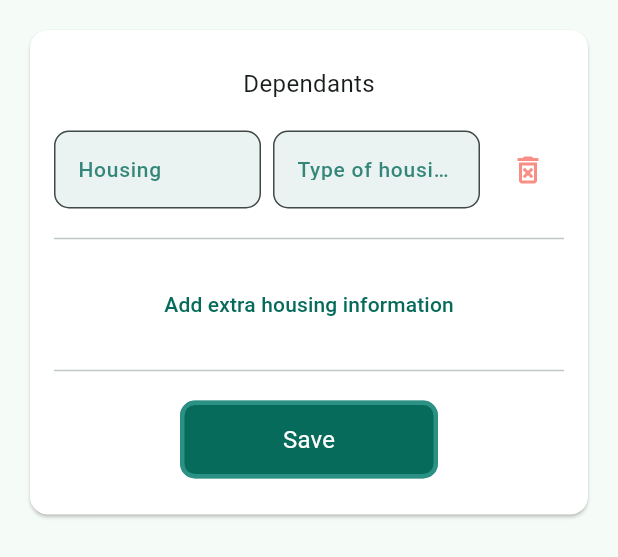
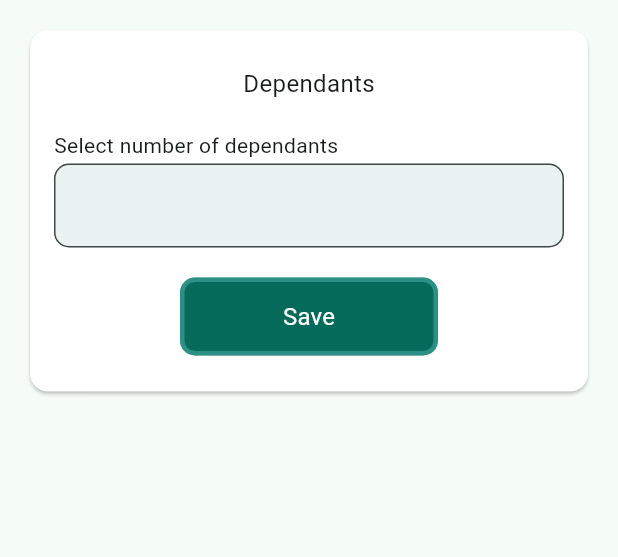
Before and after one commit to Ehab-24/next_life, a Flutter app: the MyLifeDependants widget shown alone on an empty page, opened directly, after a tap on "Save", on a phone screen of 412 x 824 dp. Shown: the top 557 px of the screen. Run offline on Flutter 3.47's test engine with Material 2 defaults, Android fonts, the phone set to English and light mode, and no system bars; our stand-ins replace expandable; network calls fail.

Commit message:
feat - add myLife Dependants page

```diff
--- a/lib/screens/my-life/components/living-situation/sub-pages/dependants.dart
+++ b/lib/screens/my-life/components/living-situation/sub-pages/dependants.dart
@@ -1,12 +1,19 @@
 import 'package:flutter/material.dart';
+import 'package:flutter/services.dart';
 import 'package:next_life/constants/spacing.dart';
+import 'package:next_life/styles/inputs.dart';
 import 'package:next_life/styles/text.dart';
 import 'package:next_life/widgets/buttons/elevated_buttons.dart';
-import 'package:next_life/widgets/buttons/inputs/text_fields.dart';
 
 class MyLifeDependants extends StatelessWidget {
-  const MyLifeDependants({super.key});
+  MyLifeDependants({super.key});
 
+  void _save() {
+    // implement save logic
+    print(numDependants.text);
+  }
+
+  var numDependants = TextEditingController();
   @override
   Widget build(BuildContext context) {
     return Padding(
@@ -20,32 +27,26 @@ class MyLifeDependants extends StatelessWidget {
                 children: [
                   Text("Dependants", style: TextStyles.md),
                   Space.h20,
-                  Row(
+                  Column(
+                    crossAxisAlignment: CrossAxisAlignment.start,
                     children: [
-                      Expanded(child: MTextFormField(labelText: "Housing")),
-                      Space.w8,
-                      Expanded(
-                          child: MTextFormField(labelText: "Type of housing")),
-                      Space.w8,
-                      // Delete button
-                      IconButton(
-                        onPressed: () {},
-                        icon: Icon(
-                          Icons.delete_forever_outlined,
-                          color: Colors.red.withOpacity(0.6),
-                        ),
-                      )
+                      Text("Select number of dependants"),
+                      Space.h2,
+                      TextField(
+                        onSubmitted: (_) => _save(),
+                        controller: numDependants,
+                        keyboardType: TextInputType.number,
+                        inputFormatters: <TextInputFormatter>[
+                          FilteringTextInputFormatter.digitsOnly
+                        ],
+                        decoration: InputStyles.textInput(context, ""),
+                      ),
                     ],
                   ),
-                  Divider(height: 40),
-                  TextButton(
-                    onPressed: () {},
-                    child: Text("Add extra housing information"),
-                  ),
-                  Divider(height: 40),
+                  Space.h20,
                   SizedBox(
                     width: 172,
-                    child: MElevatedButton(text: "Save", onPressed: () {}),
+                    child: MElevatedButton(text: "Save", onPressed: _save),
                   )
                 ],
               ),
--- a/lib/styles/inputs.dart
+++ b/lib/styles/inputs.dart
@@ -1,9 +1,16 @@
 import 'package:flutter/material.dart';
 
 class InputStyles {
-  static textInput(String text) {
+  static textInput(BuildContext context, String text) {
     return InputDecoration(
       labelText: text,
+      labelStyle: TextStyle(
+        color: Theme.of(context).colorScheme.primary.withOpacity(0.8),
+        fontSize: 14,
+        fontWeight: FontWeight.w500,
+      ),
+      filled: true,
+      fillColor: Theme.of(context).colorScheme.primary.withOpacity(0.08),
       border: OutlineInputBorder(
         borderRadius: BorderRadius.circular(10),
       ),
--- a/lib/widgets/buttons/inputs/text_fields.dart
+++ b/lib/widgets/buttons/inputs/text_fields.dart
@@ -15,20 +15,7 @@ class MTextFormField extends StatelessWidget {
     return SizedBox(
       height: 52,
       child: TextFormField(
-        // decoration: InputStyles.textInput(labelText),
-        decoration: InputDecoration(
-          labelText: labelText,
-          labelStyle: TextStyle(
-            color: Theme.of(context).colorScheme.primary.withOpacity(0.8),
-            fontSize: 14,
-            fontWeight: FontWeight.w500,
-          ),
-          filled: true,
-          fillColor: Theme.of(context).colorScheme.primary.withOpacity(0.08),
-          border: OutlineInputBorder(
-            borderRadius: BorderRadius.circular(10),
-          ),
-        ),
+        decoration: InputStyles.textInput(context, labelText),
       ),
     );
   }
```
